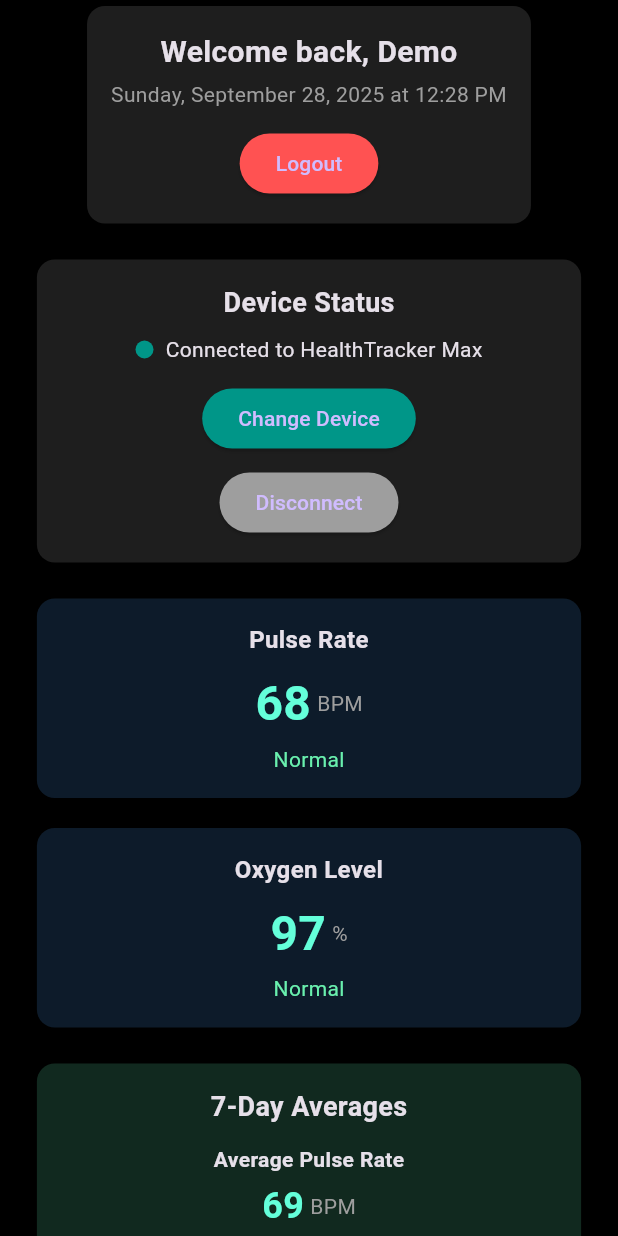
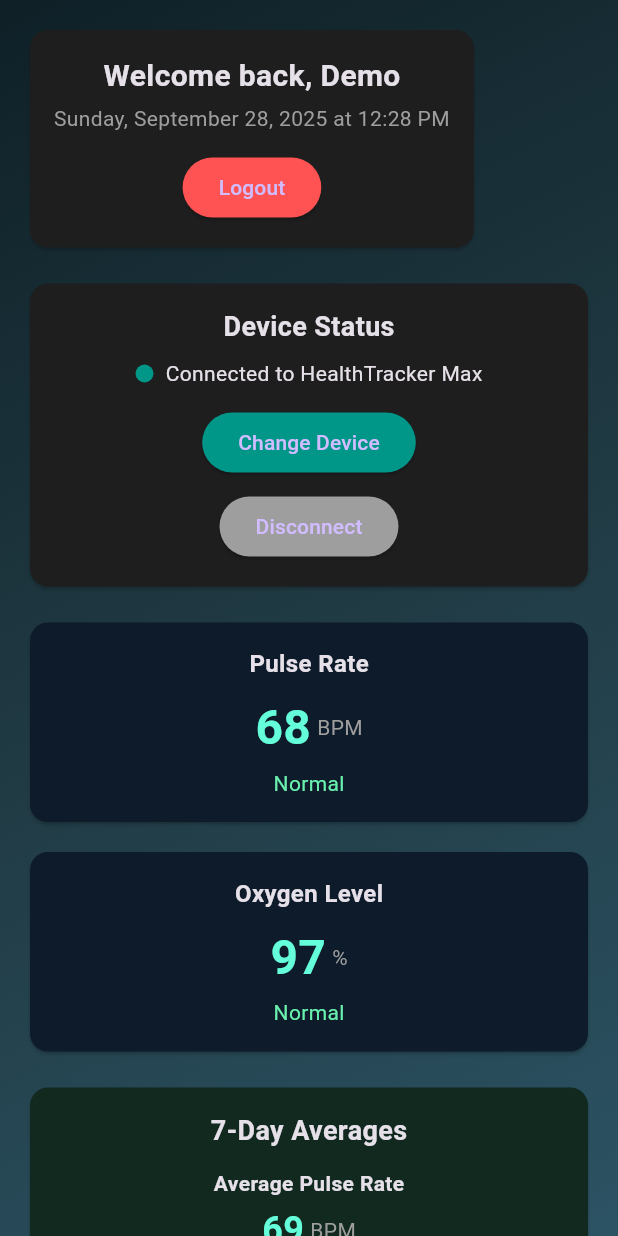
Before and after one commit to VirajDev0109/Vital-Link-The-health-Tracker-, a Flutter app: the screen it shows after launch, on a phone screen of 412 x 824 dp. Run offline on Flutter 3.47's test engine with Material 3 defaults, Android fonts, the phone set to English and light mode, and no system bars.

Commit message:
Updated code with fixes

```diff
--- a/lib/main.dart
+++ b/lib/main.dart
@@ -12,9 +12,7 @@ class HealthTrackerApp extends StatelessWidget {
     return MaterialApp(
       debugShowCheckedModeBanner: false,
       title: "Health Tracker",
-      theme: ThemeData.dark().copyWith(
-        scaffoldBackgroundColor: Colors.black,
-      ),
+      theme: ThemeData.dark(), // keep dark theme for cards & text
       home: const DashboardPage(),
     );
   }
@@ -25,25 +23,25 @@ class DashboardPage extends StatelessWidget {
 
   @override
   Widget build(BuildContext context) {
-    final size = MediaQuery.of(context).size; // device size
-
     return Scaffold(
-      body: SafeArea(
-        child: Center(
+      body: Container(
+        // 🌈 Fancy gradient background
+        decoration: const BoxDecoration(
+          gradient: LinearGradient(
+            begin: Alignment.topLeft,
+            end: Alignment.bottomRight,
+            colors: [
+              Color(0xFF0F2027), // dark teal
+              Color(0xFF203A43), // deep blue
+              Color(0xFF2C5364), // cyan blue
+            ],
+          ),
+        ),
+        child: SafeArea(
           child: SingleChildScrollView(
-            child: ConstrainedBox(
-              constraints: BoxConstraints(
-                minHeight: size.height, // forces full height
-                minWidth: size.width,   // forces full width
-              ),
-              child: IntrinsicHeight(
+            padding: const EdgeInsets.all(16.0),
             child: Column(
-                  mainAxisAlignment: MainAxisAlignment.center, // center vertically
-                  crossAxisAlignment: CrossAxisAlignment.center, // center horizontally
-                  children: [
-                    SizedBox(
-                      width: size.width * 0.9, // keep cards within screen
-                      child: Column(
+              crossAxisAlignment: CrossAxisAlignment.start,
               children: [
                 _welcomeCard(),
                 const SizedBox(height: 16),
@@ -59,17 +57,12 @@ class DashboardPage extends StatelessWidget {
               ],
             ),
           ),
-                  ],
-                ),
-              ),
-            ),
-          ),
         ),
       ),
     );
   }
 
-  // --- Your Widgets ---
+  // 🔹 Welcome Card
   Widget _welcomeCard() {
     return Card(
       color: const Color(0xFF1E1E1E),
@@ -77,18 +70,17 @@ class DashboardPage extends StatelessWidget {
       child: Padding(
         padding: const EdgeInsets.all(16.0),
         child: Column(
-          crossAxisAlignment: CrossAxisAlignment.center, // center text
+          crossAxisAlignment: CrossAxisAlignment.center,
           children: [
             const Text(
               "Welcome back, Demo",
-              textAlign: TextAlign.center,
               style: TextStyle(fontSize: 20, fontWeight: FontWeight.bold),
             ),
             const SizedBox(height: 4),
             const Text(
               "Sunday, September 28, 2025 at 12:28 PM",
+              style: TextStyle(color: Colors.grey, fontSize: 14),
               textAlign: TextAlign.center,
-              style: TextStyle(color: Colors.grey, fontSize: 14),
             ),
             const SizedBox(height: 12),
             ElevatedButton(
@@ -104,6 +96,7 @@ class DashboardPage extends StatelessWidget {
     );
   }
 
+  // 🔹 Device Status Card
   Widget _deviceStatusCard() {
     return Card(
       color: const Color(0xFF1E1E1E),
@@ -151,6 +144,7 @@ class DashboardPage extends StatelessWidget {
     );
   }
 
+  // 🔹 Stat Card (Pulse / Oxygen)
   Widget _statCard(String title, String value, String unit, String status) {
     return Card(
       color: const Color(0xFF0D1B2A),
@@ -161,7 +155,6 @@ class DashboardPage extends StatelessWidget {
           crossAxisAlignment: CrossAxisAlignment.center,
           children: [
             Text(title,
-                textAlign: TextAlign.center,
                 style:
                     const TextStyle(fontSize: 16, fontWeight: FontWeight.bold)),
             const SizedBox(height: 8),
@@ -181,14 +174,14 @@ class DashboardPage extends StatelessWidget {
               ],
             ),
             const SizedBox(height: 4),
-            Text(status,
-                style: const TextStyle(color: Colors.greenAccent)),
+            Text(status, style: const TextStyle(color: Colors.greenAccent)),
           ],
         ),
       ),
     );
   }
 
+  // 🔹 Seven Day Average
   Widget _sevenDayAverages() {
     return Card(
       color: const Color(0xFF11291F),
@@ -215,7 +208,6 @@ class DashboardPage extends StatelessWidget {
 
   Widget _averageRow(String title, String value, String unit) {
     return Column(
-      crossAxisAlignment: CrossAxisAlignment.center,
       children: [
         Text(title, style: const TextStyle(fontWeight: FontWeight.bold)),
         const SizedBox(height: 4),
@@ -235,6 +227,7 @@ class DashboardPage extends StatelessWidget {
     );
   }
 
+  // 🔹 Recent Readings
   Widget _recentReadings() {
     return Card(
       color: const Color(0xFF2C1C1C),
@@ -260,20 +253,18 @@ class DashboardPage extends StatelessWidget {
     return Padding(
       padding: const EdgeInsets.symmetric(vertical: 6.0),
       child: Row(
-        mainAxisAlignment: MainAxisAlignment.center,
+        mainAxisAlignment: MainAxisAlignment.spaceEvenly,
         children: [
           Text("$bpm BPM",
               style: const TextStyle(
                   fontSize: 16,
                   fontWeight: FontWeight.bold,
                   color: Colors.tealAccent)),
-          const SizedBox(width: 24),
           Text("$oxygen %",
               style: const TextStyle(
                   fontSize: 16,
                   fontWeight: FontWeight.bold,
                   color: Colors.tealAccent)),
-          const SizedBox(width: 24),
           const Text("Just now",
               style: TextStyle(color: Colors.grey, fontSize: 12)),
         ],
```
Lines whose indentation alone changed are shown as unchanged.
